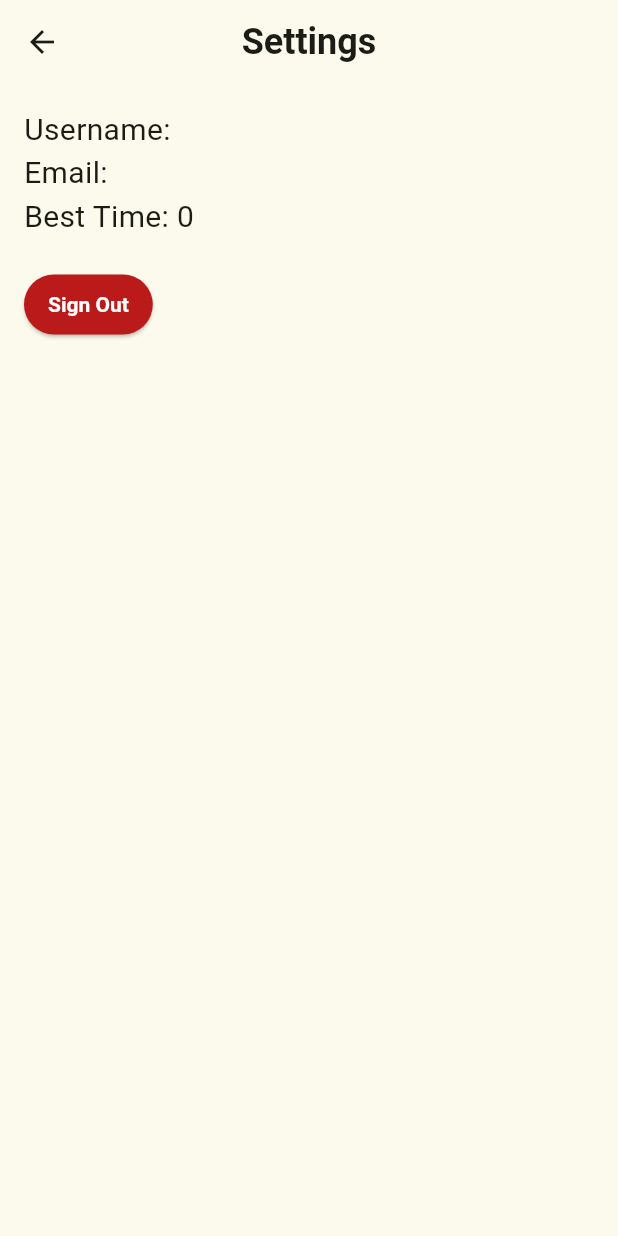
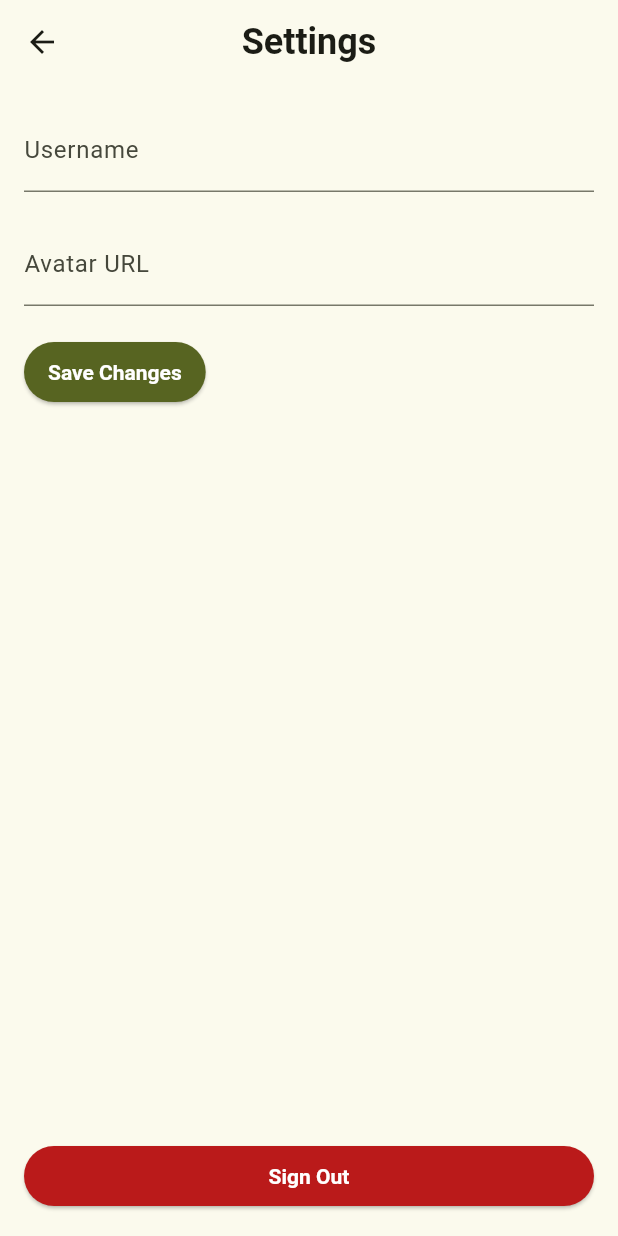
Before and after one commit to ilimarx/minesweeper, a Flutter app: the SettingsView screen opened directly with empty values, on a phone screen of 412 x 824 dp. Run offline on Flutter 3.47's test engine with Material 3 defaults, Android fonts, the phone set to English and light mode, and no system bars; our stand-ins replace cloud_firestore, firebase_auth, firebase_core, flutter_svg, google_fonts; accounts and stored records are empty.

Commit message:
feat: add username, avatar changing in settings

```diff
--- a/lib/views/settings_view.dart
+++ b/lib/views/settings_view.dart
@@ -1,16 +1,42 @@
 // settings_view.dart
 import 'package:flutter/material.dart';
-import '../models/user_model.dart';
-import '../controllers/auth_controller.dart';
+import 'package:minesweeper/controllers/auth_controller.dart';
+import '../controllers/profile_controller.dart';
 
-class SettingsView extends StatelessWidget {
-  final UserModel user;
-  final AuthController _authController = AuthController();
+class SettingsView extends StatefulWidget {
+  final ProfileController profileController;
 
-  SettingsView({super.key, required this.user});
+  SettingsView({super.key, required this.profileController});
 
-  void _signOut(BuildContext context) async {
-    await _authController.signOut();
+  @override
+  _SettingsViewState createState() => _SettingsViewState();
+}
+
+class _SettingsViewState extends State<SettingsView> {
+  final TextEditingController _usernameController = TextEditingController();
+  final TextEditingController _avatarController = TextEditingController();
+
+  @override
+  void initState() {
+    super.initState();
+    widget.profileController.loadUserProfile().then((_) {
+      setState(() {
+        _usernameController.text = widget.profileController.userModel?.username ?? '';
+        _avatarController.text = widget.profileController.userModel?.avatar ?? '';
+      });
+    });
+  }
+
+  Future<void> _saveChanges() async {
+    await widget.profileController.updateUserProfile(
+      username: _usernameController.text.trim(),
+      avatarUrl: _avatarController.text.trim(),
+    );
+    Navigator.pop(context);
+  }
+
+  void _signOut() async {
+    await widget.profileController.signOut();
     Navigator.pushReplacementNamed(context, '/');
   }
 
@@ -26,17 +52,27 @@ class SettingsView extends StatelessWidget {
         child: Column(
           crossAxisAlignment: CrossAxisAlignment.start,
           children: [
-            Text('Username: ${user.username}', style: TextStyle(fontSize: 20)),
-            Text('Email: ${user.email}', style: TextStyle(fontSize: 20)),
-            Text('Best Time: ${user.bestTime}', style: TextStyle(fontSize: 20)),
-            if (user.avatar.isNotEmpty)
-              Image.network(user.avatar, height: 100, width: 100),
+            TextField(
+              controller: _usernameController,
+              decoration: InputDecoration(labelText: 'Username'),
+            ),
+            const SizedBox(height: 20),
+            TextField(
+              controller: _avatarController,
+              decoration: InputDecoration(labelText: 'Avatar URL'),
+            ),
             const SizedBox(height: 20),
             ElevatedButton(
-              onPressed: () => _signOut(context),
+              onPressed: _saveChanges,
+              child: Text('Save Changes'),
+            ),
+            Spacer(),
+            ElevatedButton(
+              onPressed: _signOut,
               child: Text('Sign Out'),
               style: ElevatedButton.styleFrom(
                 backgroundColor: Color(0xFFBA1A1A),
+                minimumSize: Size.fromHeight(40),
               ),
             ),
           ],
```
